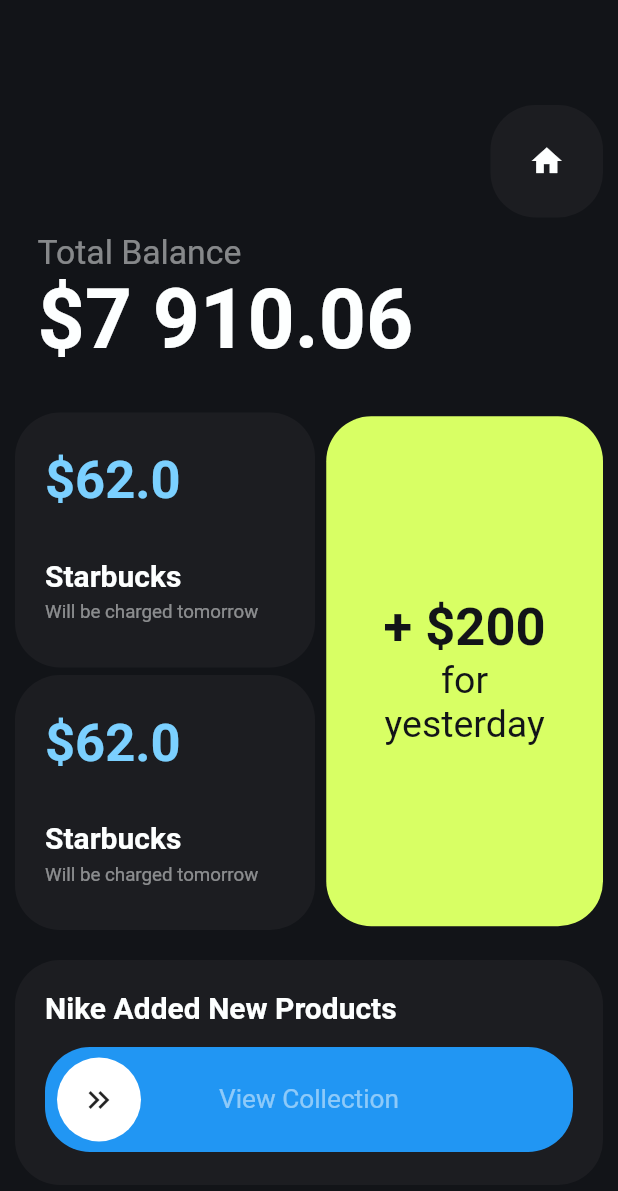
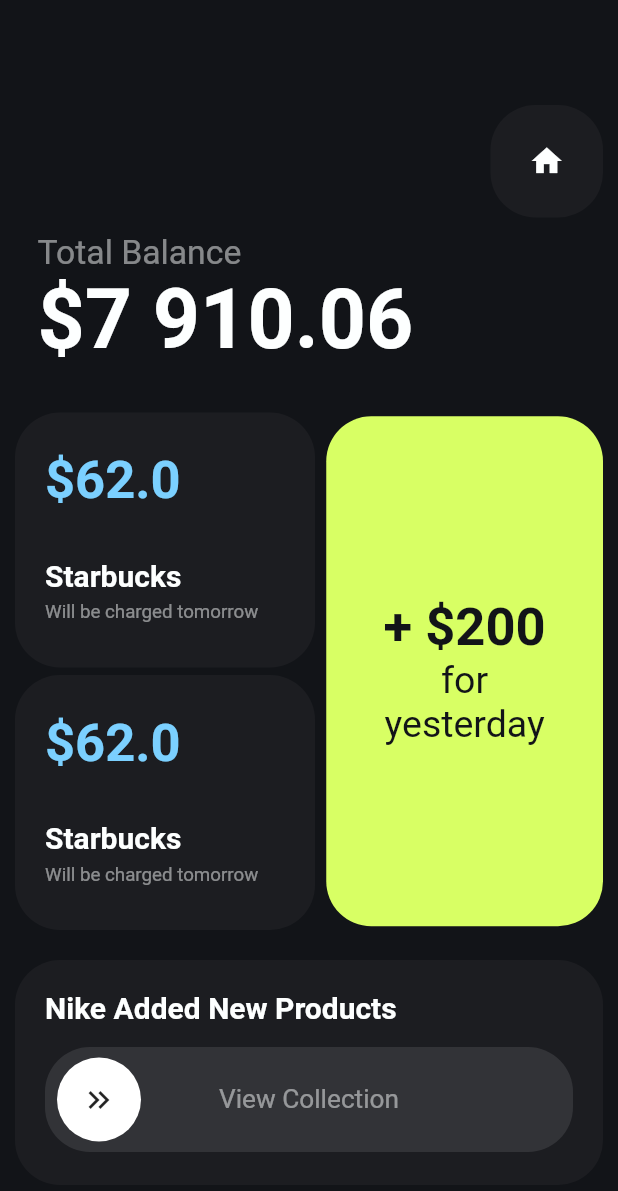
Before and after one commit to Masupa/flutter-mini-projects, a Flutter app: the screen it shows after launch, on a phone screen of 412 x 824 dp. Shown: the top 1191 px of the screen. Run offline on Flutter 3.47's test engine with Material 2 defaults, Android fonts, the phone set to English and light mode, and no system bars; drawn by our look-alikes of slide_to_act; our stand-ins replace google_fonts, iconsax.

Commit message:
Added new color

```diff
--- a/cashback_app/lib/misc/colors.dart
+++ b/cashback_app/lib/misc/colors.dart
@@ -8,4 +8,6 @@ class AppColors {
   static const Color containerColor = Color(0xFF1c1d21);
   static const Color thirdTextColor = Color(0xFF1c1d21);
   static const Color blueTextColor = Color(0xFF7BD0FF);
+  static const Color greyContainerColor = Color(0xFF323337);
+  static const Color whiteColor = Color(0xFFffffff);
 }
```
